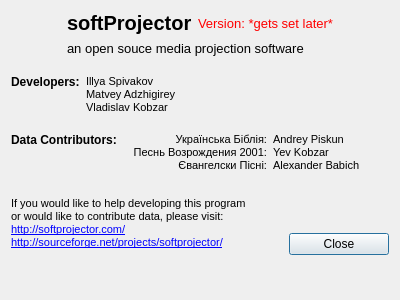
This is src/aboutdialog.ui in SoftProjector/src as Qt 5 draws it before an edit. The edited form follows.
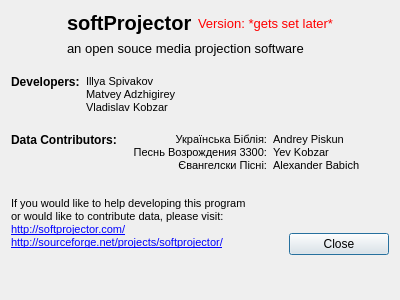
This is the edited form.

Commit message: In about dialog box, changed the sbornik name number to 3300.

```diff
--- a/src/aboutdialog.ui
+++ b/src/aboutdialog.ui
@@ -217,7 +217,7 @@
 p, li { white-space: pre-wrap; }
 &lt;/style&gt;&lt;/head&gt;&lt;body style=&quot; font-family:'MS Shell Dlg 2'; font-size:8.25pt; font-weight:400; font-style:normal;&quot;&gt;
 &lt;p align=&quot;right&quot; style=&quot; margin-top:0px; margin-bottom:0px; margin-left:0px; margin-right:0px; -qt-block-indent:0; text-indent:0px;&quot;&gt;&lt;span style=&quot; font-size:8pt;&quot;&gt;Українська Біблія:&lt;/span&gt;&lt;/p&gt;
-&lt;p align=&quot;right&quot; style=&quot; margin-top:0px; margin-bottom:0px; margin-left:0px; margin-right:0px; -qt-block-indent:0; text-indent:0px;&quot;&gt;&lt;span style=&quot; font-size:8pt;&quot;&gt;Песнь Возрождения 2001:&lt;/span&gt;&lt;/p&gt;
+&lt;p align=&quot;right&quot; style=&quot; margin-top:0px; margin-bottom:0px; margin-left:0px; margin-right:0px; -qt-block-indent:0; text-indent:0px;&quot;&gt;&lt;span style=&quot; font-size:8pt;&quot;&gt;Песнь Возрождения 3300:&lt;/span&gt;&lt;/p&gt;
 &lt;p align=&quot;right&quot; style=&quot; margin-top:0px; margin-bottom:0px; margin-left:0px; margin-right:0px; -qt-block-indent:0; text-indent:0px;&quot;&gt;&lt;span style=&quot; font-size:8pt;&quot;&gt;Євангелски Пісні:&lt;/span&gt;&lt;/p&gt;&lt;/body&gt;&lt;/html&gt;</string>
        </property>
       </widget>
```
Left out of the diff: 4 changed lines with no effect on the pictures.
